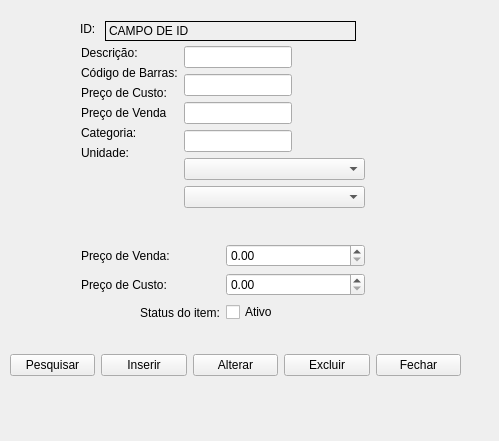
Above: erp-projeto/produtowindow.ui from jaques-lo/erp-projeto before the change. Below: the same form after it.
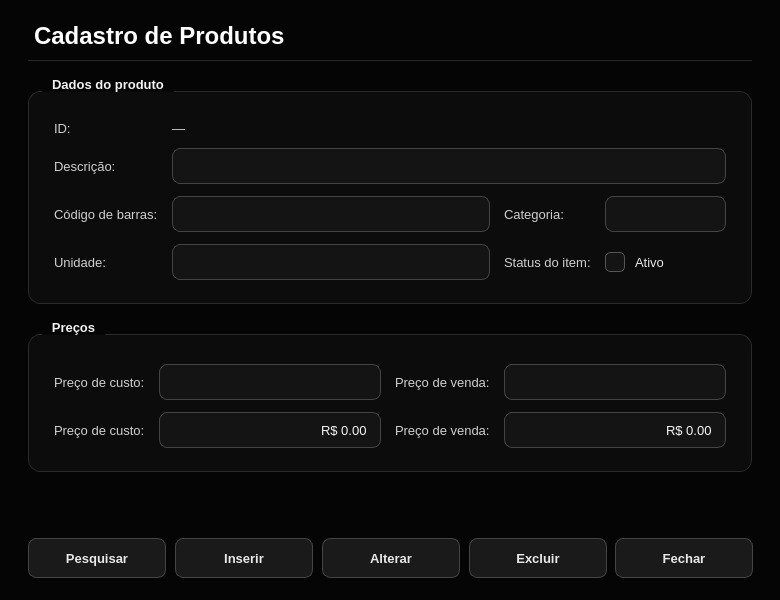
That is the form after the change.

Commit message:
Atualiza fontes do projeto ERP (telas e login, Tela de Sobra) e adiciona logoBG
Arquivos de importância para alterar e rodar na máquina: código (cpp/h/pro), telas (ui), recursos (qrc) e imagem da logoBG.

The edit to the form file:
```diff
--- a/erp-projeto/produtowindow.ui
+++ b/erp-projeto/produtowindow.ui
@@ -6,219 +6,1034 @@
    <rect>
     <x>0</x>
     <y>0</y>
-    <width>499</width>
-    <height>441</height>
+    <width>780</width>
+    <height>600</height>
    </rect>
   </property>
+  <property name="minimumSize">
+   <size>
+    <width>624</width>
+    <height>480</height>
+   </size>
+  </property>
   <property name="windowTitle">
    <string>Form</string>
   </property>
-  <widget class="QLabel" name="label">
-   <property name="geometry">
-    <rect>
-     <x>80</x>
-     <y>20</y>
-     <width>19</width>
-     <height>17</height>
-    </rect>
+  <property name="palette">
+   <palette>
+    <active>
+     <colorrole role="WindowText">
+      <brush brushstyle="SolidPattern">
+       <color alpha="255">
+        <red>232</red>
+        <green>232</green>
+        <blue>232</blue>
+       </color>
+      </brush>
+     </colorrole>
+     <colorrole role="Button">
+      <brush brushstyle="SolidPattern">
+       <color alpha="255">
+        <red>26</red>
+        <green>26</green>
+        <blue>26</blue>
+       </color>
+      </brush>
+     </colorrole>
+     <colorrole role="Text">
+      <brush brushstyle="SolidPattern">
+       <color alpha="255">
+        <red>245</red>
+        <green>245</green>
+        <blue>245</blue>
+       </color>
+      </brush>
+     </colorrole>
+     <colorrole role="ButtonText">
+      <brush brushstyle="SolidPattern">
+       <color alpha="255">
+        <red>232</red>
+        <green>232</green>
+        <blue>232</blue>
+       </color>
+      </brush>
+     </colorrole>
+     <colorrole role="Base">
+      <brush brushstyle="SolidPattern">
+       <color alpha="255">
+        <red>20</red>
+        <green>20</green>
+        <blue>20</blue>
+       </color>
+      </brush>
+     </colorrole>
+     <colorrole role="AlternateBase">
+      <brush brushstyle="SolidPattern">
+       <color alpha="255">
+        <red>19</red>
+        <green>19</green>
+        <blue>19</blue>
+       </color>
+      </brush>
+     </colorrole>
+     <colorrole role="Window">
+      <brush brushstyle="SolidPattern">
+       <color alpha="255">
+        <red>5</red>
+        <green>5</green>
+        <blue>5</blue>
+       </color>
+      </brush>
+     </colorrole>
+     <colorrole role="Highlight">
+      <brush brushstyle="SolidPattern">
+       <color alpha="255">
+        <red>119</red>
+        <green>119</green>
+        <blue>119</blue>
+       </color>
+      </brush>
+     </colorrole>
+     <colorrole role="HighlightedText">
+      <brush brushstyle="SolidPattern">
+       <color alpha="255">
+        <red>255</red>
+        <green>255</green>
+        <blue>255</blue>
+       </color>
+      </brush>
+     </colorrole>
+     <colorrole role="PlaceholderText">
+      <brush brushstyle="SolidPattern">
+       <color alpha="255">
+        <red>119</red>
+        <green>119</green>
+        <blue>119</blue>
+       </color>
+      </brush>
+     </colorrole>
+    </active>
+    <inactive>
+     <colorrole role="WindowText">
+      <brush brushstyle="SolidPattern">
+       <color alpha="255">
+        <red>232</red>
+        <green>232</green>
+        <blue>232</blue>
+       </color>
+      </brush>
+     </colorrole>
+     <colorrole role="Button">
+      <brush brushstyle="SolidPattern">
+       <color alpha="255">
+        <red>26</red>
+        <green>26</green>
+        <blue>26</blue>
+       </color>
+      </brush>
+     </colorrole>
+     <colorrole role="Text">
+      <brush brushstyle="SolidPattern">
+       <color alpha="255">
+        <red>245</red>
+        <green>245</green>
+        <blue>245</blue>
+       </color>
+      </brush>
+     </colorrole>
+     <colorrole role="ButtonText">
+      <brush brushstyle="SolidPattern">
+       <color alpha="255">
+        <red>232</red>
+        <green>232</green>
+        <blue>232</blue>
+       </color>
+      </brush>
+     </colorrole>
+     <colorrole role="Base">
+      <brush brushstyle="SolidPattern">
+       <color alpha="255">
+        <red>20</red>
+        <green>20</green>
+        <blue>20</blue>
+       </color>
+      </brush>
+     </colorrole>
+     <colorrole role="AlternateBase">
+      <brush brushstyle="SolidPattern">
+       <color alpha="255">
+        <red>19</red>
+        <green>19</green>
+        <blue>19</blue>
+       </color>
+      </brush>
+     </colorrole>
+     <colorrole role="Window">
+      <brush brushstyle="SolidPattern">
+       <color alpha="255">
+        <red>5</red>
+        <green>5</green>
+        <blue>5</blue>
+       </color>
+      </brush>
+     </colorrole>
+     <colorrole role="Highlight">
+      <brush brushstyle="SolidPattern">
+       <color alpha="255">
+        <red>119</red>
+        <green>119</green>
+        <blue>119</blue>
+       </color>
+      </brush>
+     </colorrole>
+     <colorrole role="HighlightedText">
+      <brush brushstyle="SolidPattern">
+       <color alpha="255">
+        <red>255</red>
+        <green>255</green>
+        <blue>255</blue>
+       </color>
+      </brush>
+     </colorrole>
+     <colorrole role="PlaceholderText">
+      <brush brushstyle="SolidPattern">
+       <color alpha="255">
+        <red>119</red>
+        <green>119</green>
+        <blue>119</blue>
+       </color>
+      </brush>
+     </colorrole>
+    </inactive>
+    <disabled>
+     <colorrole role="WindowText">
+      <brush brushstyle="SolidPattern">
+       <color alpha="255">
+        <red>102</red>
+        <green>102</green>
+        <blue>102</blue>
+       </color>
+      </brush>
+     </colorrole>
+     <colorrole role="Button">
+      <brush brushstyle="SolidPattern">
+       <color alpha="255">
+        <red>26</red>
+        <green>26</green>
+        <blue>26</blue>
+       </color>
+      </brush>
+     </colorrole>
+     <colorrole role="Text">
+      <brush brushstyle="SolidPattern">
+       <color alpha="255">
+        <red>102</red>
+        <green>102</green>
+        <blue>102</blue>
+       </color>
+      </brush>
+     </colorrole>
+     <colorrole role="ButtonText">
+      <brush brushstyle="SolidPattern">
+       <color alpha="255">
+        <red>102</red>
+        <green>102</green>
+        <blue>102</blue>
+       </color>
+      </brush>
+     </colorrole>
+     <colorrole role="Base">
+      <brush brushstyle="SolidPattern">
+       <color alpha="255">
+        <red>20</red>
+        <green>20</green>
+        <blue>20</blue>
+       </color>
+      </brush>
+     </colorrole>
+     <colorrole role="AlternateBase">
+      <brush brushstyle="SolidPattern">
+       <color alpha="255">
+        <red>19</red>
+        <green>19</green>
+        <blue>19</blue>
+       </color>
+      </brush>
+     </colorrole>
+     <colorrole role="Window">
+      <brush brushstyle="SolidPattern">
+       <color alpha="255">
+        <red>5</red>
+        <green>5</green>
+        <blue>5</blue>
+       </color>
+      </brush>
+     </colorrole>
+     <colorrole role="Highlight">
+      <brush brushstyle="SolidPattern">
+       <color alpha="255">
+        <red>119</red>
+        <green>119</green>
+        <blue>119</blue>
+       </color>
+      </brush>
+     </colorrole>
+     <colorrole role="HighlightedText">
+      <brush brushstyle="SolidPattern">
+       <color alpha="255">
+        <red>255</red>
+        <green>255</green>
+        <blue>255</blue>
+       </color>
+      </brush>
+     </colorrole>
+     <colorrole role="PlaceholderText">
+      <brush brushstyle="SolidPattern">
+       <color alpha="255">
+        <red>119</red>
+        <green>119</green>
+        <blue>119</blue>
+       </color>
+      </brush>
+     </colorrole>
+    </disabled>
+   </palette>
+  </property>
+  <property name="styleSheet">
+   <string notr="true">#ProdutoWindow {
+    background-color: #050505;
+}
+
+QWidget {
+    font-family: "Segoe UI", "DejaVu Sans", "Noto Sans", sans-serif;
+    font-size: 10pt;
+}
+
+/* ---------- Textos ---------- */
+QLabel {
+    color: #cfcfcf;
+    background: transparent;
+    font-weight: normal;
+}
+
+QLabel#lblTitulo {
+    color: #ffffff;
+    font-size: 18pt;
+    font-weight: bold;
+    padding-bottom: 10px;
+    border-bottom: 1px solid #262626;
+}
+
+QLabel[role="section"] {
+    color: #ffffff;
+    font-size: 11pt;
+    font-weight: bold;
+}
+
+QLabel[role="hint"] {
+    color: #777777;
+    font-size: 9pt;
+}
+
+QLabel[role="value"] {
+    color: #ffffff;
+    font-weight: bold;
+}
+
+QToolTip {
+    background-color: #1a1a1a;
+    color: #f5f5f5;
+    border: 1px solid #444444;
+    padding: 4px 8px;
+}
+
+/* ---------- Cartões / grupos ---------- */
+QGroupBox {
+    background-color: #0c0c0c;
+    border: 1px solid #2a2a2a;
+    border-radius: 12px;
+    margin-top: 14px;
+    padding: 20px 16px 14px 16px;
+    color: #f2f2f2;
+    font-weight: bold;
+}
+
+QGroupBox::title {
+    subcontrol-origin: margin;
+    subcontrol-position: top left;
+    left: 14px;
+    padding: 0 8px;
+    color: #f2f2f2;
+}
+
+QFrame[variant="card"] {
+    background-color: #0c0c0c;
+    border: 1px solid #2a2a2a;
+    border-radius: 12px;
+}
+
+QFrame#lineSep {
+    background-color: #2a2a2a;
+    border: none;
+}
+
+/* ---------- Campos de entrada ---------- */
+QLineEdit,
+QComboBox,
+QAbstractSpinBox,
+QDateEdit,
+QDateTimeEdit {
+    background-color: #141414;
+    color: #f5f5f5;
+    border: 1px solid #444444;
+    border-radius: 8px;
+    padding: 6px 10px;
+    min-height: 22px;
+    selection-background-color: #777777;
+    selection-color: #ffffff;
+    font-weight: normal;
+}
+
+QLineEdit:hover,
+QComboBox:hover,
+QAbstractSpinBox:hover,
+QDateEdit:hover,
+QDateTimeEdit:hover {
+    border: 1px solid #666666;
+}
+
+QLineEdit:focus,
+QComboBox:focus,
+QAbstractSpinBox:focus,
+QDateEdit:focus,
+QDateTimeEdit:focus {
+    border: 1px solid #d8d8d8;
+    background-color: #181818;
+}
+
+QLineEdit:read-only,
+QAbstractSpinBox:read-only {
+    color: #bdbdbd;
+}
+
+QLineEdit:disabled,
+QComboBox:disabled,
+QAbstractSpinBox:disabled,
+QDateEdit:disabled,
+QDateTimeEdit:disabled {
+    background-color: #0e0e0e;
+    color: #666666;
+    border: 1px solid #2a2a2a;
+}
+
+/* Campo de total (somente leitura, em destaque) */
+QDoubleSpinBox[variant="total"] {
+    font-size: 20pt;
+    font-weight: bold;
+    color: #ffffff;
+    background-color: #0a0a0a;
+    border: 1px solid #333333;
+    padding: 8px 14px;
+    min-height: 36px;
+}
+
+/* ---------- ComboBox / Data ---------- */
+QComboBox {
+    padding-right: 30px;
+}
+
+QComboBox::drop-down,
+QDateEdit::drop-down,
+QDateTimeEdit::drop-down {
+    subcontrol-origin: padding;
+    subcontrol-position: center right;
+    width: 28px;
+    border: none;
+    background: transparent;
+}
+
+QComboBox::down-arrow,
+QDateEdit::down-arrow,
+QDateTimeEdit::down-arrow {
+    image: none;
+    width: 0px;
+    height: 0px;
+    border-left: 5px solid transparent;
+    border-right: 5px solid transparent;
+    border-top: 6px solid #bdbdbd;
+    margin-right: 8px;
+}
+
+QComboBox QAbstractItemView {
+    background-color: #141414;
+    color: #f5f5f5;
+    border: 1px solid #444444;
+    selection-background-color: #2e2e2e;
+    selection-color: #ffffff;
+    outline: 0;
+}
+
+/* ---------- SpinBox com botões ---------- */
+QSpinBox {
+    padding-right: 26px;
+}
+
+QSpinBox::up-button {
+    subcontrol-origin: border;
+    subcontrol-position: top right;
+    width: 22px;
+    border: none;
+    background: transparent;
+}
+
+QSpinBox::down-button {
+    subcontrol-origin: border;
+    subcontrol-position: bottom right;
+    width: 22px;
+    border: none;
+    background: transparent;
+}
+
+QSpinBox::up-arrow {
+    image: none;
+    width: 0px;
+    height: 0px;
+    border-left: 4px solid transparent;
+    border-right: 4px solid transparent;
+    border-bottom: 5px solid #bdbdbd;
+}
+
+QSpinBox::down-arrow {
+    image: none;
+    width: 0px;
+    height: 0px;
+    border-left: 4px solid transparent;
+    border-right: 4px solid transparent;
+    border-top: 5px solid #bdbdbd;
+}
+
+/* ---------- Calendário (popup do QDateEdit) ---------- */
+QCalendarWidget QWidget {
+    background-color: #141414;
+    color: #f5f5f5;
+}
+
+QCalendarWidget QToolButton {
+    background-color: transparent;
+    color: #f5f5f5;
+    border: none;
+    padding: 4px 8px;
+}
+
+QCalendarWidget QAbstractItemView:enabled {
+    background-color: #0d0d0d;
+    color: #f5f5f5;
+    selection-background-color: #f2f2f2;
+    selection-color: #080808;
+}
+
+QCalendarWidget QAbstractItemView:disabled {
+    color: #555555;
+}
+
+/* ---------- CheckBox ---------- */
+QCheckBox {
+    color: #e8e8e8;
+    background: transparent;
+    spacing: 10px;
+    font-weight: normal;
+}
+
+QCheckBox::indicator {
+    width: 18px;
+    height: 18px;
+    border: 1px solid #555555;
+    border-radius: 5px;
+    background-color: #141414;
+}
+
+QCheckBox::indicator:hover {
+    border: 1px solid #999999;
+}
+
+QCheckBox::indicator:checked {
+    background-color: #f2f2f2;
+    border: 1px solid #f2f2f2;
+}
+
+/* ---------- Botões ---------- */
+QPushButton {
+    background-color: #1a1a1a;
+    color: #e8e8e8;
+    border: 1px solid #444444;
+    border-radius: 8px;
+    padding: 8px 22px;
+    min-height: 22px;
+    min-width: 92px;
+    font-weight: bold;
+}
+
+QPushButton:hover {
+    background-color: #262626;
+    border: 1px solid #666666;
+    color: #ffffff;
+}
+
+QPushButton:pressed {
+    background-color: #333333;
+}
+
+QPushButton:disabled {
+    background-color: #111111;
+    color: #555555;
+    border: 1px solid #2a2a2a;
+}
+
+QPushButton[variant="primary"] {
+    background-color: #f2f2f2;
+    color: #080808;
+    border: 1px solid #f2f2f2;
+}
+
+QPushButton[variant="primary"]:hover {
+    background-color: #d2d2d2;
+    border: 1px solid #d2d2d2;
+    color: #080808;
+}
+
+QPushButton[variant="primary"]:pressed {
+    background-color: #aaaaaa;
+    border: 1px solid #aaaaaa;
+}
+
+QPushButton[variant="danger"] {
+    background-color: transparent;
+    color: #ff9494;
+    border: 1px solid #6b2f2f;
+}
+
+QPushButton[variant="danger"]:hover {
+    background-color: #2a1212;
+    color: #ffb4b4;
+    border: 1px solid #a04444;
+}
+
+QPushButton[variant="danger"]:pressed {
+    background-color: #3a1818;
+}
+
+QPushButton[variant="ghost"] {
+    background-color: transparent;
+    color: #bdbdbd;
+    border: 1px solid #333333;
+}
+
+QPushButton[variant="ghost"]:hover {
+    background-color: #1a1a1a;
+    color: #ffffff;
+    border: 1px solid #666666;
+}
+
+/* ---------- Tabelas ---------- */
+QTableWidget,
+QTableView {
+    background-color: #0d0d0d;
+    alternate-background-color: #131313;
+    color: #e8e8e8;
+    gridline-color: #232323;
+    border: 1px solid #2a2a2a;
+    border-radius: 10px;
+    selection-background-color: #2f2f2f;
+    selection-color: #ffffff;
+    outline: 0;
+}
+
+QTableWidget::item,
+QTableView::item {
+    padding: 4px 8px;
+    border: none;
+}
+
+QHeaderView {
+    background-color: transparent;
+}
+
+QHeaderView::section {
+    background-color: #1a1a1a;
+    color: #bdbdbd;
+    padding: 9px 10px;
+    border: none;
+    border-right: 1px solid #2a2a2a;
+    border-bottom: 1px solid #333333;
+    font-weight: bold;
+}
+
+QTableCornerButton::section {
+    background-color: #1a1a1a;
+    border: none;
+}
+
+/* ---------- Barras de rolagem ---------- */
+QScrollBar:vertical {
+    background: transparent;
+    width: 10px;
+    margin: 2px;
+}
+
+QScrollBar::handle:vertical {
+    background: #3a3a3a;
+    border-radius: 3px;
+    min-height: 28px;
+}
+
+QScrollBar::handle:vertical:hover {
+    background: #5a5a5a;
+}
+
+QScrollBar:horizontal {
+    background: transparent;
+    height: 10px;
+    margin: 2px;
+}
+
+QScrollBar::handle:horizontal {
+    background: #3a3a3a;
+    border-radius: 3px;
+    min-width: 28px;
+}
+
+QScrollBar::handle:horizontal:hover {
+    background: #5a5a5a;
+}
+
+QScrollBar::add-line,
+QScrollBar::sub-line {
+    width: 0px;
+    height: 0px;
+}
+
+QScrollBar::add-page,
+QScrollBar::sub-page {
+    background: transparent;
+}
+
+/* ---------- Caixas de diálogo abertas a partir da tela ---------- */
+QMessageBox,
+QDialog {
+    background-color: #0d0d0d;
+}
+
+QMessageBox QLabel {
+    color: #f0f0f0;
+}</string>
+  </property>
+  <layout class="QVBoxLayout" name="rootLayout">
+   <property name="spacing">
+    <number>16</number>
    </property>
-   <property name="text">
-    <string>ID:</string>
+   <property name="leftMargin">
+    <number>28</number>
    </property>
-  </widget>
-  <widget class="QLabel" name="label_9">
-   <property name="geometry">
-    <rect>
-     <x>105</x>
-     <y>21</y>
-     <width>251</width>
-     <height>20</height>
-    </rect>
+   <property name="topMargin">
+    <number>22</number>
    </property>
-   <property name="frameShape">
-    <enum>QFrame::Box</enum>
+   <property name="rightMargin">
+    <number>28</number>
    </property>
-   <property name="text">
-    <string>CAMPO DE ID</string>
+   <property name="bottomMargin">
+    <number>22</number>
    </property>
-  </widget>
-  <widget class="QWidget" name="layoutWidget">
-   <property name="geometry">
-    <rect>
-     <x>10</x>
-     <y>350</y>
-     <width>451</width>
-     <height>31</height>
-    </rect>
-   </property>
-   <layout class="QGridLayout" name="gridLayout">
-    <item row="0" column="0">
-     <widget class="QPushButton" name="pushButton_4">
-      <property name="text">
-       <string>Pesquisar</string>
+   <item>
+    <widget class="QLabel" name="lblTitulo">
+     <property name="text">
+      <string>Cadastro de Produtos</string>
+     </property>
+    </widget>
+   </item>
+   <item>
+    <widget class="QGroupBox" name="grpProduto">
+     <property name="title">
+      <string>Dados do produto</string>
+     </property>
+     <layout class="QGridLayout" name="lay_1">
+      <property name="horizontalSpacing">
+       <number>14</number>
       </property>
-     </widget>
-    </item>
-    <item row="0" column="1">
-     <widget class="QPushButton" name="pushButton">
-      <property name="text">
-       <string>Inserir</string>
+      <property name="verticalSpacing">
+       <number>12</number>
       </property>
-     </widget>
-    </item>
-    <item row="0" column="2">
-     <widget class="QPushButton" name="pushButton_2">
-      <property name="text">
-       <string>Alterar</string>
-      </property>
-     </widget>
-    </item>
-    <item row="0" column="3">
-     <widget class="QPushButton" name="pushButton_3">
-      <property name="text">
-       <string>Excluir</string>
-      </property>
-     </widget>
-    </item>
-    <item row="0" column="4">
-     <widget class="QPushButton" name="pushButton_5">
-      <property name="text">
-       <string>Fechar</string>
-      </property>
-     </widget>
-    </item>
-   </layout>
-  </widget>
-  <widget class="QWidget" name="layoutWidget">
-   <property name="geometry">
-    <rect>
-     <x>81</x>
-     <y>46</y>
-     <width>284</width>
-     <height>250</height>
-    </rect>
-   </property>
-   <layout class="QGridLayout" name="gridLayout_4">
-    <item row="0" column="0" colspan="2">
-     <layout class="QGridLayout" name="gridLayout_2">
       <item row="0" column="0">
-       <layout class="QFormLayout" name="formLayout">
-        <item row="0" column="0">
-         <widget class="QLabel" name="label_2">
-          <property name="text">
-           <string>Descrição:</string>
-          </property>
-         </widget>
-        </item>
-        <item row="1" column="0">
-         <widget class="QLabel" name="label_3">
-          <property name="text">
-           <string>Código de Barras:</string>
-          </property>
-         </widget>
-        </item>
-        <item row="2" column="0">
-         <widget class="QLabel" name="label_6">
-          <property name="text">
-           <string>Preço de Custo:</string>
-          </property>
-         </widget>
-        </item>
-        <item row="3" column="0">
-         <widget class="QLabel" name="label_7">
-          <property name="text">
-           <string>Preço de Venda</string>
-          </property>
-         </widget>
-        </item>
-        <item row="4" column="0">
-         <widget class="QLabel" name="label_4">
-          <property name="text">
-           <string>Categoria:</string>
-          </property>
-         </widget>
-        </item>
-        <item row="5" column="0">
-         <widget class="QLabel" name="label_5">
-          <property name="text">
-           <string>Unidade:</string>
-          </property>
-         </widget>
-        </item>
-       </layout>
+       <widget class="QLabel" name="label">
+        <property name="text">
+         <string>ID:</string>
+        </property>
+       </widget>
       </item>
       <item row="0" column="1">
-       <layout class="QFormLayout" name="formLayout_2">
-        <item row="0" column="0">
-         <widget class="QLineEdit" name="lineEdit_2"/>
-        </item>
-        <item row="1" column="0">
-         <widget class="QLineEdit" name="lineEdit_3"/>
-        </item>
-        <item row="2" column="0">
-         <widget class="QLineEdit" name="lineEdit_6"/>
-        </item>
-        <item row="3" column="0">
-         <widget class="QLineEdit" name="lineEdit_7"/>
-        </item>
-        <item row="4" column="0" colspan="2">
-         <widget class="QComboBox" name="comboBox"/>
-        </item>
-        <item row="5" column="0" colspan="2">
-         <widget class="QComboBox" name="comboBox_2"/>
-        </item>
-       </layout>
+       <widget class="QLabel" name="label_9">
+        <property name="text">
+         <string>—</string>
+        </property>
+        <property name="role" stdset="0">
+         <string>value</string>
+        </property>
+       </widget>
       </item>
+      <item row="1" column="0">
+       <widget class="QLabel" name="label_2">
+        <property name="text">
+         <string>Descrição:</string>
+        </property>
+       </widget>
+      </item>
+      <item row="1" column="1" colspan="3">
+       <widget class="QLineEdit" name="lineEdit_2" />
+      </item>
+      <item row="2" column="0">
+       <widget class="QLabel" name="label_3">
+        <property name="text">
+         <string>Código de barras:</string>
+        </property>
+       </widget>
+      </item>
+      <item row="2" column="1">
+       <widget class="QLineEdit" name="lineEdit_3" />
+      </item>
+      <item row="2" column="2">
+       <widget class="QLabel" name="label_4">
+        <property name="text">
+         <string>Categoria:</string>
+        </property>
+       </widget>
+      </item>
+      <item row="2" column="3">
+       <widget class="QComboBox" name="comboBox" />
+      </item>
+      <item row="3" column="0">
+       <widget class="QLabel" name="label_5">
+        <property name="text">
+         <string>Unidade:</string>
+        </property>
+       </widget>
+      </item>
+      <item row="3" column="1">
+       <widget class="QComboBox" name="comboBox_2" />
+      </item>
+      <item row="3" column="2">
+       <widget class="QLabel" name="label_8">
+        <property name="text">
+         <string>Status do item:</string>
+        </property>
+       </widget>
+      </item>
+      <item row="3" column="3">
+       <widget class="QCheckBox" name="checkBox">
+        <property name="text">
+         <string>Ativo</string>
+        </property>
+       </widget>
+      </item>
      </layout>
-    </item>
-    <item row="1" column="0">
-     <widget class="QLabel" name="label_11">
-      <property name="text">
-       <string>Preço de Venda:</string>
+    </widget>
+   </item>
+   <item>
+    <widget class="QGroupBox" name="grpPrecos">
+     <property name="title">
+      <string>Preços</string>
+     </property>
+     <layout class="QGridLayout" name="lay_2">
+      <property name="horizontalSpacing">
+       <number>14</number>
       </property>
-     </widget>
-    </item>
-    <item row="1" column="1">
-     <widget class="QDoubleSpinBox" name="doubleSpinBox_2"/>
-    </item>
-    <item row="2" column="0">
-     <widget class="QLabel" name="label_10">
-      <property name="text">
-       <string>Preço de Custo:</string>
+      <property name="verticalSpacing">
+       <number>12</number>
       </property>
-     </widget>
-    </item>
-    <item row="2" column="1">
-     <widget class="QDoubleSpinBox" name="doubleSpinBox"/>
-    </item>
-   </layout>
-  </widget>
-  <widget class="QWidget" name="layoutWidget">
-   <property name="geometry">
-    <rect>
-     <x>140</x>
-     <y>300</y>
-     <width>166</width>
-     <height>25</height>
-    </rect>
-   </property>
-   <layout class="QHBoxLayout" name="horizontalLayout">
-    <item>
-     <widget class="QLabel" name="label_8">
-      <property name="text">
-       <string>Status do item:</string>
-      </property>
-     </widget>
-    </item>
-    <item>
-     <widget class="QCheckBox" name="checkBox">
-      <property name="text">
-       <string>Ativo</string>
-      </property>
-     </widget>
-    </item>
-   </layout>
-  </widget>
+      <item row="0" column="0">
+       <widget class="QLabel" name="label_6">
+        <property name="text">
+         <string>Preço de custo:</string>
+        </property>
+       </widget>
+      </item>
+      <item row="0" column="1">
+       <widget class="QLineEdit" name="lineEdit_6" />
+      </item>
+      <item row="0" column="2">
+       <widget class="QLabel" name="label_7">
+        <property name="text">
+         <string>Preço de venda:</string>
+        </property>
+       </widget>
+      </item>
+      <item row="0" column="3">
+       <widget class="QLineEdit" name="lineEdit_7" />
+      </item>
+      <item row="1" column="0">
+       <widget class="QLabel" name="label_10">
+        <property name="text">
+         <string>Preço de custo:</string>
+        </property>
+       </widget>
+      </item>
+      <item row="1" column="1">
+       <widget class="QDoubleSpinBox" name="doubleSpinBox">
+        <property name="buttonSymbols">
+         <enum>QAbstractSpinBox::NoButtons</enum>
+        </property>
+        <property name="alignment">
+         <set>Qt::AlignRight|Qt::AlignTrailing|Qt::AlignVCenter</set>
+        </property>
+        <property name="prefix">
+         <string>R$ </string>
+        </property>
+        <property name="decimals">
+         <number>2</number>
+        </property>
+        <property name="minimum">
+         <double>0.0</double>
+        </property>
+        <property name="maximum">
+         <double>999999999.99</double>
+        </property>
+       </widget>
+      </item>
+      <item row="1" column="2">
+       <widget class="QLabel" name="label_11">
+        <property name="text">
+         <string>Preço de venda:</string>
+        </property>
+       </widget>
+      </item>
+      <item row="1" column="3">
+       <widget class="QDoubleSpinBox" name="doubleSpinBox_2">
+        <property name="buttonSymbols">
+         <enum>QAbstractSpinBox::NoButtons</enum>
+        </property>
+        <property name="alignment">
+         <set>Qt::AlignRight|Qt::AlignTrailing|Qt::AlignVCenter</set>
+        </property>
+        <property name="prefix">
+         <string>R$ </string>
+        </property>
+        <property name="decimals">
+         <number>2</number>
+        </property>
+        <property name="minimum">
+         <double>0.0</double>
+        </property>
+        <property name="maximum">
+         <double>999999999.99</double>
+        </property>
+       </widget>
+      </item>
+     </layout>
+    </widget>
+   </item>
+   <item>
+    <spacer name="spacer_3">
+     <property name="orientation">
+      <enum>Qt::Vertical</enum>
+     </property>
+     <property name="sizeHint" stdset="0">
+      <size>
+       <width>40</width>
+       <height>20</height>
+      </size>
+     </property>
+    </spacer>
+   </item>
+   <item>
+    <layout class="QHBoxLayout" name="lay_5">
+     <property name="spacing">
+      <number>10</number>
+     </property>
+     <property name="leftMargin">
+      <number>0</number>
+     </property>
+     <property name="topMargin">
+      <number>0</number>
+     </property>
+     <property name="rightMargin">
+      <number>0</number>
+     </property>
+     <property name="bottomMargin">
+      <number>0</number>
+     </property>
+     <item>
+      <spacer name="spacer_4">
+       <property name="orientation">
+        <enum>Qt::Horizontal</enum>
+       </property>
+       <property name="sizeHint" stdset="0">
+        <size>
+         <width>40</width>
+         <height>20</height>
+        </size>
+       </property>
+      </spacer>
+     </item>
+     <item>
+      <widget class="QPushButton" name="pushButton_4">
+       <property name="text">
+        <string>Pesquisar</string>
+       </property>
+       <property name="cursor">
+        <cursorShape>PointingHandCursor</cursorShape>
+       </property>
+      </widget>
+     </item>
+     <item>
+      <widget class="QPushButton" name="pushButton">
+       <property name="text">
+        <string>Inserir</string>
+       </property>
+       <property name="variant" stdset="0">
+        <string>primary</string>
+       </property>
+       <property name="cursor">
+        <cursorShape>PointingHandCursor</cursorShape>
+       </property>
+      </widget>
+     </item>
+     <item>
+      <widget class="QPushButton" name="pushButton_2">
+       <property name="text">
+        <string>Alterar</string>
+       </property>
+       <property name="cursor">
+        <cursorShape>PointingHandCursor</cursorShape>
+       </property>
+      </widget>
+     </item>
+     <item>
+      <widget class="QPushButton" name="pushButton_3">
+       <property name="text">
+        <string>Excluir</string>
+       </property>
+       <property name="variant" stdset="0">
+        <string>danger</string>
+       </property>
+       <property name="cursor">
+        <cursorShape>PointingHandCursor</cursorShape>
+       </property>
+      </widget>
+     </item>
+     <item>
+      <widget class="QPushButton" name="pushButton_5">
+       <property name="text">
+        <string>Fechar</string>
+       </property>
+       <property name="variant" stdset="0">
+        <string>ghost</string>
+       </property>
+       <property name="cursor">
+        <cursorShape>PointingHandCursor</cursorShape>
+       </property>
+      </widget>
+     </item>
+    </layout>
+   </item>
+  </layout>
  </widget>
  <resources/>
  <connections>
```
Left out of the diff: 14 changed lines with no effect on the pictures. The commit also changes 23 other files.
